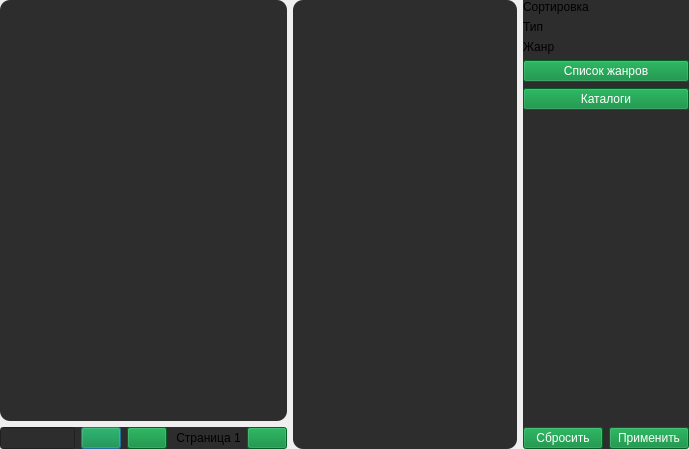
Above: forms/desuUI.ui from brandonzorn/Nlight before the change. Below: the same form after it.
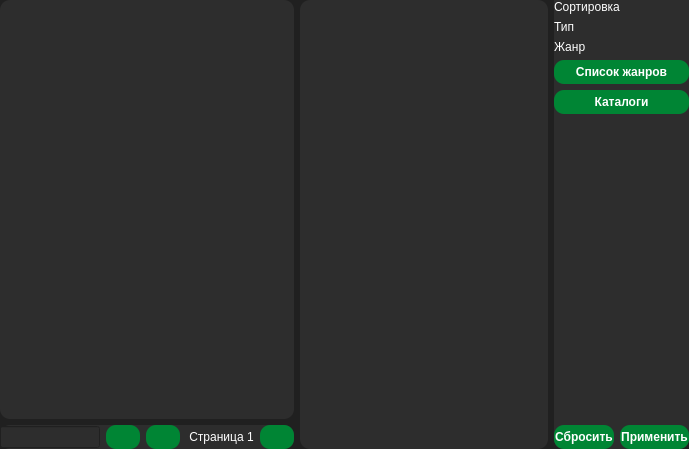
That is the form after the change. Icons and pictures are not drawn.

```diff
--- a/forms/desuUI.ui
+++ b/forms/desuUI.ui
@@ -17,9 +17,26 @@
    <string notr="true">QFrame {
 	border-radius: 10px;
 	background-color: rgb(45, 45, 45);
+	color: rgb(255, 255, 255);
 }
-QAbstractButton{
+QDialog{
+	background-color: rgb(32, 32, 32);
+}
+
+QPushButton {
+	padding: 5px 1px;
+	border-radius: 10px;
+	font-weight: bold;
+	background-color: rgb(0, 133, 52);
 	color: rgb(255, 255, 255);
+}
+
+QPushButton:hover:!pressed {
+	border-left: 3px solid white;
+}
+
+QPushButton:checked {
+	border-left: 3px solid white;
 }</string>
   </property>
   <layout class="QHBoxLayout" name="horizontalLayout">
@@ -382,6 +399,36 @@
    </item>
    <item>
     <widget class="QFrame" name="frame_2">
+     <property name="styleSheet">
+      <string notr="true">QFrame {
+	border-radius: 10px;
+	background-color: rgb(45, 45, 45);
+	color: rgb(255, 255, 255);
+}
+QDialog{
+	background-color: rgb(32, 32, 32);
+}
+
+QPushButton {
+	padding: 5px 1px;
+	border-radius: 10px;
+	font-weight: bold;
+	background-color: rgb(0, 133, 52);
+	color: rgb(255, 255, 255);
+}
+
+QPushButton:hover:!pressed {
+	border-left: 3px solid white;
+}
+
+QPushButton:checked {
+	border-left: 3px solid white;
+}
+
+QAbstractButton{
+	color: rgb(255, 255, 255);
+}</string>
+     </property>
      <property name="frameShape">
       <enum>QFrame::StyledPanel</enum>
      </property>
@@ -404,7 +451,10 @@
       <item>
        <widget class="QFrame" name="filters_frame">
         <property name="styleSheet">
-         <string notr="true"/>
+         <string notr="true">QAbstractButton{
+	background-color: rgb(45, 45, 45);
+	color: rgb(255, 255, 255);
+}</string>
         </property>
         <property name="frameShape">
          <enum>QFrame::StyledPanel</enum>
@@ -461,6 +511,20 @@
          </item>
          <item>
           <widget class="QFrame" name="kind_frame">
+           <property name="styleSheet">
+            <string notr="true">QFrame {
+	border-radius: 10px;
+	background-color: rgb(45, 45, 45);
+	color: rgb(255, 255, 255);
+}
+QDialog{
+	background-color: rgb(32, 32, 32);
+}
+
+QAbstractButton{
+	color: rgb(255, 255, 255);
+}</string>
+           </property>
            <property name="frameShape">
             <enum>QFrame::StyledPanel</enum>
            </property>
```
